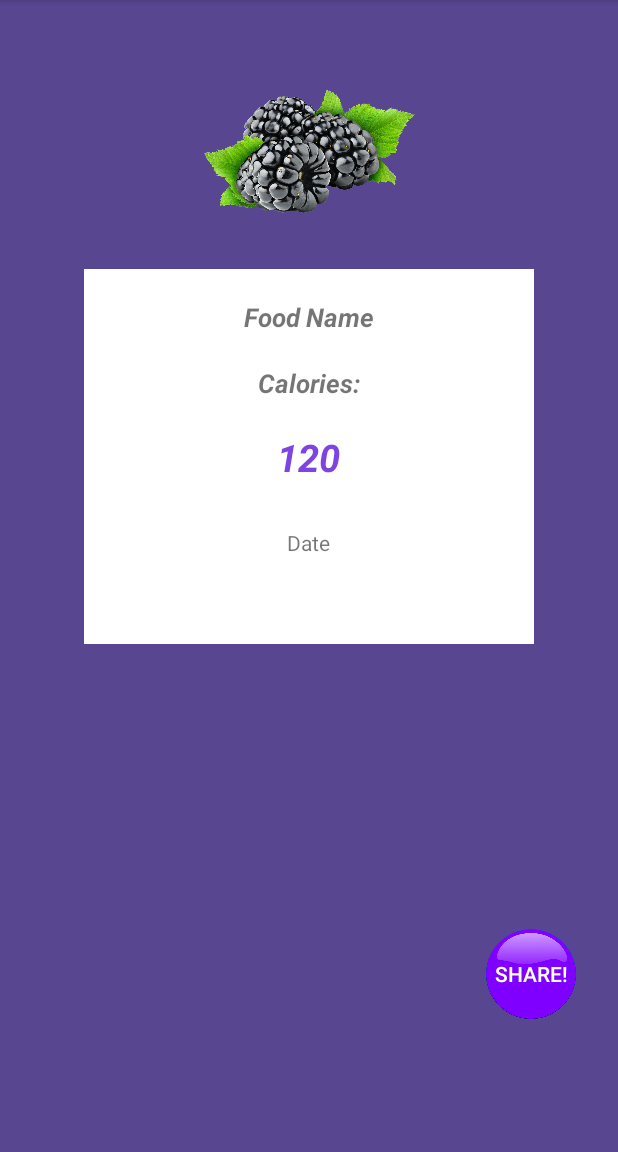
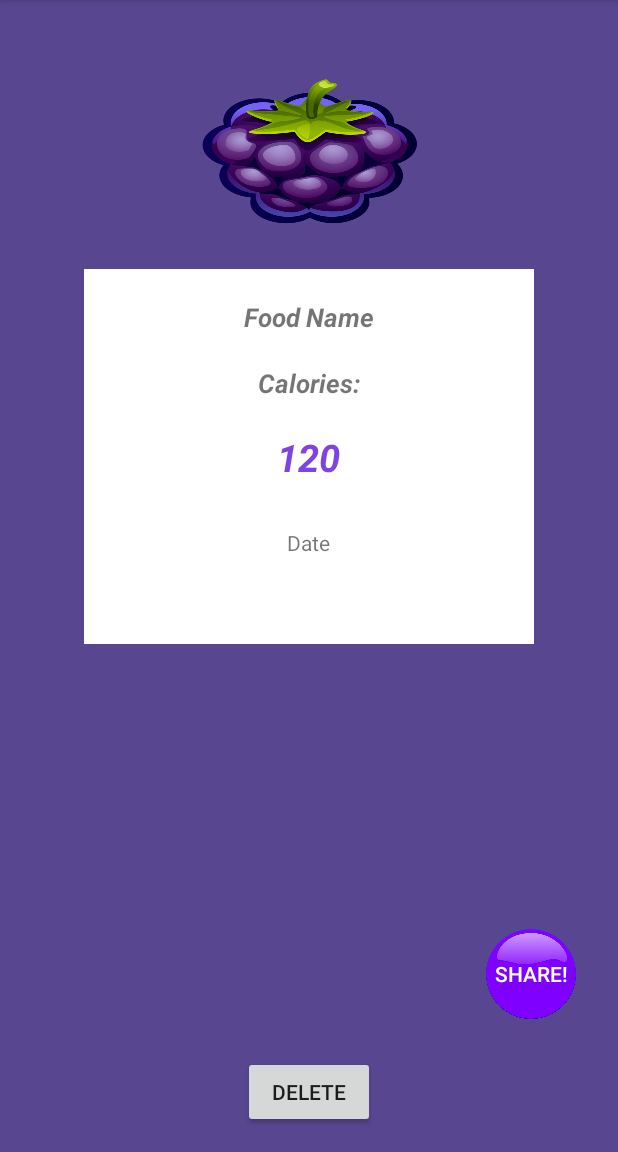
Before and after one commit to harrisflourentzos/CalCounter, an Android app: the FoodDetails screen opened directly, with no data from a screen before it, on a phone screen of 412 x 824 dp, the part 84-1236 px from its top. Run offline under Robolectric (Android 15) with nearby library versions, the phone set to English and light mode, and no system bars; 4 statements that could not run were skipped.

Commit message:
completed - works shareButton not populated

```diff
--- a/app/src/main/java/app/calcounterapplication/com/calcounter/FoodDetails.java
+++ b/app/src/main/java/app/calcounterapplication/com/calcounter/FoodDetails.java
@@ -1,13 +1,54 @@
 package app.calcounterapplication.com.calcounter;
 
+import android.content.Intent;
 import android.support.v7.app.AppCompatActivity;
 import android.os.Bundle;
+import android.view.View;
+import android.widget.Button;
+import android.widget.TextView;
+import android.widget.Toast;
+
+import data.DatabaseHandler;
+import model.Food;
 
 public class FoodDetails extends AppCompatActivity {
+
+    private TextView name, calories, date;
+    private Button shareButton;
+    private Button deleteButton;
+    private int foodId;
 
     @Override
     protected void onCreate(Bundle savedInstanceState) {
         super.onCreate(savedInstanceState);
         setContentView(R.layout.activity_food_details);
+
+        name = (TextView) findViewById(R.id.foodDetailsFoodNameId);
+        calories = (TextView) findViewById(R.id.foodDetailsCaloriesId);
+        date = (TextView) findViewById(R.id.foodDetailsDateId);
+
+        shareButton = (Button) findViewById(R.id.foodDetailsButtonShareId);
+        deleteButton = (Button) findViewById(R.id.buttonDeleteId);
+
+        Food food = (Food) getIntent().getSerializableExtra("userObj");
+
+        name.setText(food.getFoodName());
+        calories.setText(String.valueOf(food.getCalories()));
+        date.setText(food.getRecordDate());
+
+        foodId = food.getFoodId();
+
+        deleteButton.setOnClickListener(new View.OnClickListener() {
+            @Override
+            public void onClick(View v) {
+                DatabaseHandler dba = new DatabaseHandler(getApplicationContext());
+                dba.deleteFoodItem(foodId);
+                Toast.makeText(getApplicationContext(), "This Item was deleted", Toast.LENGTH_LONG);
+
+                startActivity(new Intent(FoodDetails.this, DisplayFoods.class));
+                FoodDetails.this.finish();
+            }
+        });
+
     }
 }
--- a/app/src/main/res/layout/activity_display_foods.xml
+++ b/app/src/main/res/layout/activity_display_foods.xml
@@ -36,7 +36,7 @@
         <TextView
             android:id="@+id/displayFoodsFoodItemsId"
             android:text="@string/display_foods_foodItems"
-            android:paddingLeft="30dp"
+            android:paddingLeft="10dp"
             android:textStyle="bold"
             android:textSize="20sp"
             android:textColor="#fdfdfc"
@@ -48,7 +48,7 @@
 
     <ListView
         android:id="@+id/displayFoodsListViewId"
-        android:layout_width="wrap_content"
+        android:layout_width="match_parent"
         android:layout_height="wrap_content"
         app:layout_constraintLeft_toLeftOf="parent"
         app:layout_constraintRight_toRightOf="parent"
--- a/app/src/main/res/layout/activity_food_details.xml
+++ b/app/src/main/res/layout/activity_food_details.xml
@@ -84,4 +84,17 @@
         app:layout_constraintHorizontal_bias="0.941"
         app:layout_constraintVertical_bias="0.894" />
 
+    <Button
+        android:id="@+id/buttonDeleteId"
+        android:layout_width="wrap_content"
+        android:layout_height="wrap_content"
+        android:layout_marginBottom="16dp"
+        android:text="Delete"
+        app:layout_constraintBottom_toBottomOf="parent"
+        app:layout_constraintLeft_toLeftOf="parent"
+        app:layout_constraintRight_toRightOf="parent"
+        android:layout_marginTop="8dp"
+        app:layout_constraintTop_toBottomOf="@+id/linearLayout2"
+        app:layout_constraintVertical_bias="1.0" />
+
 </android.support.constraint.ConstraintLayout>
```
Also changed, not shown: app/src/main/java/data/CustomListViewAdapter.java (+18 -0 lines), app/src/main/res/drawable/arrow.png (deleted), app/src/main/res/drawable/fruit.png.
